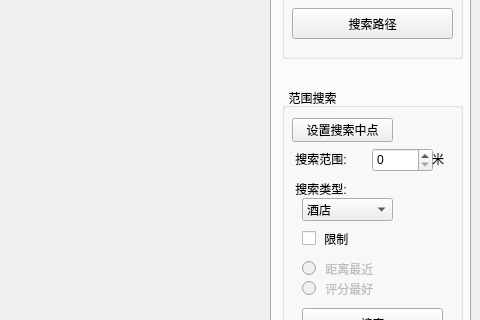
Iseason2000/TravelRoutePlanning, file trpmainwindow.ui: the form before one commit; both pictures show x 570 to 1050 and y 241 to 561 of the 1050 by 860 pixel window.
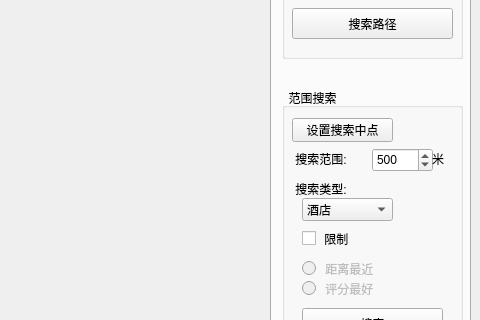
The form after the commit. Icons and pictures are not drawn.

Patch:
```diff
--- a/trpmainwindow.ui
+++ b/trpmainwindow.ui
@@ -13,6 +13,16 @@
   <property name="windowTitle">
    <string> 数据结构-综合实训-出行路线规划</string>
   </property>
+  <property name="windowIcon">
+   <iconset resource="icons.qrc">
+    <normaloff>:/icons/icon.png</normaloff>:/icons/icon.png</iconset>
+  </property>
+  <property name="iconSize">
+   <size>
+    <width>50</width>
+    <height>50</height>
+   </size>
+  </property>
   <widget class="QWidget" name="centralwidget">
    <widget class="QTabWidget" name="tabWidget">
     <property name="geometry">
@@ -262,6 +272,9 @@
        <property name="maximum">
         <number>99999</number>
        </property>
+       <property name="value">
+        <number>500</number>
+       </property>
       </widget>
       <widget class="QLabel" name="arealabel">
        <property name="geometry">
```
Left out of the diff: 4 changed lines with no effect on the pictures.
